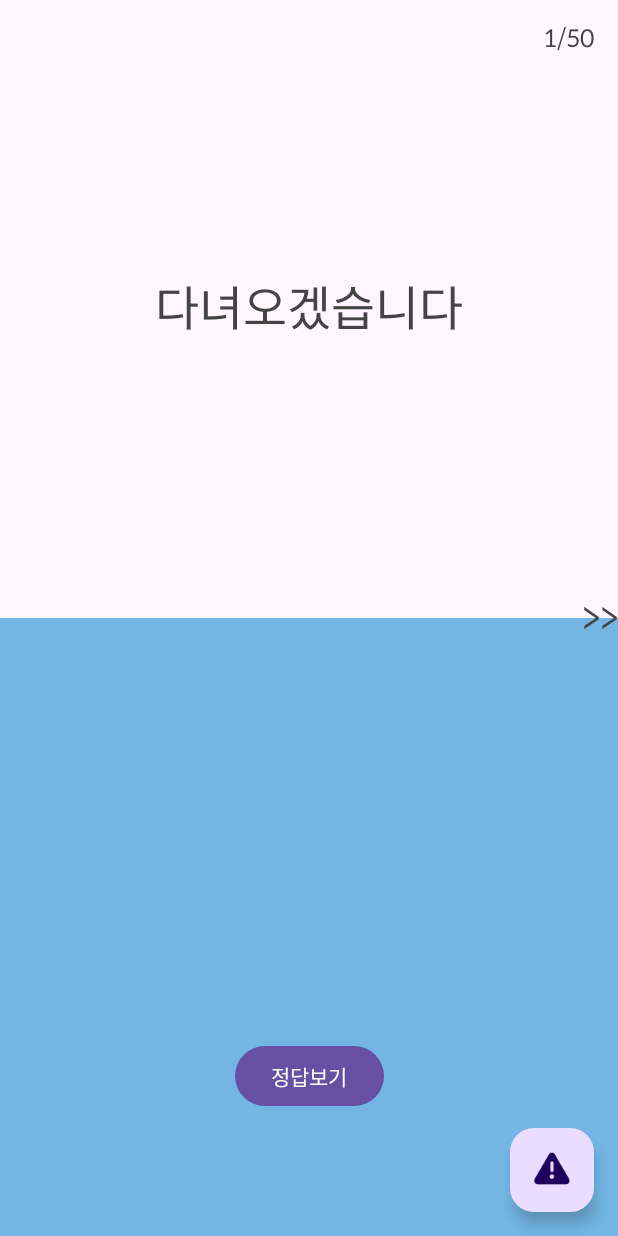
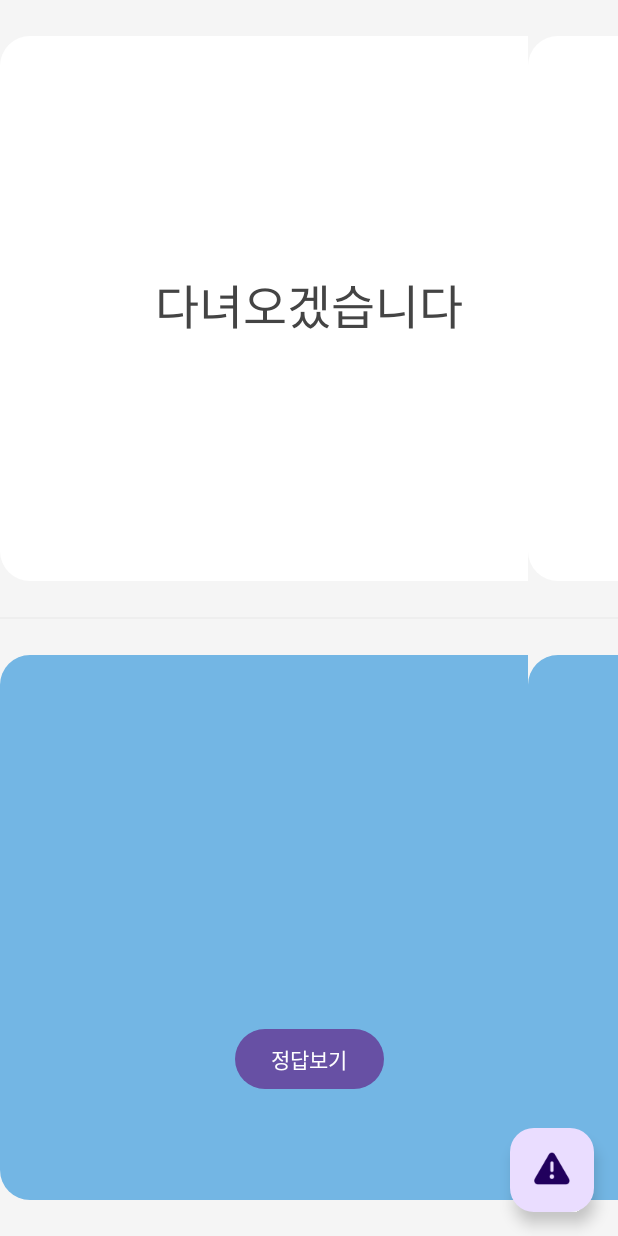
Before and after one commit to JuneMyoung-Lee/MyJapaneseNoteRepository, an Android app: the SecondFragment screen opened through its navigation route, on a phone screen of 412 x 824 dp. Run offline under Robolectric (Android 15) with nearby library versions, the phone set to English and light mode, and no system bars; our stand-ins replace navigation-ui.

Commit message:
살짝 보이는 viewpager로 수정

```diff
--- /dev/null
+++ b/app/src/main/java/com/example/myjapanesenoteapplication/Extension.kt
@@ -0,0 +1,11 @@
+package com.example.myjapanesenoteapplication
+
+import android.content.res.Resources
+
+val Int.dp: Int
+    get() = (this / Resources.getSystem().displayMetrics.density).toInt()
+
+val Int.px: Int
+    get() = (this * Resources.getSystem().displayMetrics.density).toInt()
+
+fun Int?.toNonNullInt(defaultValue: Int = 0) = this ?: defaultValue
--- a/app/src/main/java/com/example/myjapanesenoteapplication/JapaneseFiftyAdapter.kt
+++ b/app/src/main/java/com/example/myjapanesenoteapplication/JapaneseFiftyAdapter.kt
@@ -23,12 +23,6 @@
             countText.text = "${position+1}/50"
             dictionText.text = item.발음
             japaneseText.text = item.일본어
-            if(position == 0) {
-                leftSwipeText.visibility = View.GONE
-            }
-            if(position == currentList.size - 1) {
-                rightSwipeText.visibility = View.GONE
-            }
 
             answerButton.setOnClickListener {
                 if(dictionText.visibility == View.VISIBLE) {
--- a/app/src/main/java/com/example/myjapanesenoteapplication/SecondFragment.kt
+++ b/app/src/main/java/com/example/myjapanesenoteapplication/SecondFragment.kt
@@ -1,10 +1,13 @@
 package com.example.myjapanesenoteapplication
 
+import android.graphics.Rect
 import android.os.Bundle
+import android.view.ContextThemeWrapper
 import androidx.fragment.app.Fragment
 import android.view.LayoutInflater
 import android.view.View
 import android.view.ViewGroup
+import androidx.core.content.ContextCompat
 import androidx.recyclerview.widget.LinearLayoutManager
 import androidx.recyclerview.widget.PagerSnapHelper
 import androidx.recyclerview.widget.RecyclerView
@@ -21,12 +24,10 @@
     // This property is only valid between onCreateView and
     // onDestroyView.
     private val binding get() = _binding!!
-
     override fun onCreateView(
         inflater: LayoutInflater, container: ViewGroup?,
         savedInstanceState: Bundle?
     ): View? {
-
         _binding = FragmentSecondBinding.inflate(inflater, container, false)
         return binding.root
 
@@ -35,7 +36,9 @@
     override fun onViewCreated(view: View, savedInstanceState: Bundle?) {
         super.onViewCreated(view, savedInstanceState)
 
+        requireActivity().window.statusBarColor = ContextCompat.getColor(requireContext(), R.color.bg_03)
         initViewPager()
+
     }
 
     private fun initViewPager() {
@@ -45,6 +48,23 @@
             linearLayoutManager.isItemPrefetchEnabled = false
             randomViewPager.adapter = adapter
             randomViewPager.offscreenPageLimit = 25
+            val currentVisibleItemPx = 40.px
+            randomViewPager.addItemDecoration(object: RecyclerView.ItemDecoration() {
+                override fun getItemOffsets(
+                    outRect: Rect,
+                    view: View,
+                    parent: RecyclerView,
+                    state: RecyclerView.State
+                ) {
+                    outRect.right = currentVisibleItemPx
+                    outRect.left = currentVisibleItemPx
+                }
+            })
+            val nextVisibleItemPx = 20.px
+            val pageTranslationX = nextVisibleItemPx + currentVisibleItemPx
+            randomViewPager.setPageTransformer { page, position ->
+                page.translationX = -pageTranslationX * (position)
+            }
 
             adapter.submitList(japaneseMainList.shuffled())
         }
--- /dev/null
+++ b/app/src/main/res/drawable/roundbox_blue_20dp.xml
@@ -0,0 +1,5 @@
+<?xml version="1.0" encoding="utf-8"?>
+<shape xmlns:android="http://schemas.android.com/apk/res/android">
+    <corners android:radius="20dp" />
+    <solid android:color="@color/search_subway_73b6e4_color" />
+</shape>
--- /dev/null
+++ b/app/src/main/res/drawable/roundbox_white_20dp.xml
@@ -0,0 +1,5 @@
+<?xml version="1.0" encoding="utf-8"?>
+<shape xmlns:android="http://schemas.android.com/apk/res/android">
+    <corners android:radius="20dp" />
+    <solid android:color="@color/white" />
+</shape>
--- a/app/src/main/res/layout/fragment_second.xml
+++ b/app/src/main/res/layout/fragment_second.xml
@@ -9,6 +9,7 @@
     <androidx.viewpager2.widget.ViewPager2
         android:id="@+id/randomViewPager"
         android:layout_width="match_parent"
-        android:layout_height="match_parent" />
+        android:layout_height="match_parent"
+        android:background="@color/bg_03"/>
 
 </androidx.constraintlayout.widget.ConstraintLayout>
--- a/app/src/main/res/layout/item_japanese_main.xml
+++ b/app/src/main/res/layout/item_japanese_main.xml
@@ -3,14 +3,17 @@
     xmlns:app="http://schemas.android.com/apk/res-auto"
     android:layout_width="match_parent"
     android:layout_height="match_parent"
-    xmlns:tools="http://schemas.android.com/tools">
+    xmlns:tools="http://schemas.android.com/tools"
+    android:background="@color/bg_03">
 
     <androidx.constraintlayout.widget.ConstraintLayout
         android:id="@+id/questionLayout"
         android:layout_width="match_parent"
         android:layout_height="0dp"
+        android:layout_marginVertical="24dp"
+        android:background="@drawable/roundbox_white_20dp"
         app:layout_constraintTop_toTopOf="parent"
-        app:layout_constraintBottom_toTopOf="@+id/answerLayout"
+        app:layout_constraintBottom_toTopOf="@+id/centerLine"
         >
 
         <TextView
@@ -39,13 +42,22 @@
 
     </androidx.constraintlayout.widget.ConstraintLayout>
 
+    <View
+        android:id="@+id/centerLine"
+        android:layout_width="match_parent"
+        android:layout_height="1dp"
+        android:background="@color/line_02"
+        app:layout_constraintTop_toBottomOf="@+id/questionLayout"
+        app:layout_constraintBottom_toTopOf="@+id/answerLayout"/>
+
     <androidx.constraintlayout.widget.ConstraintLayout
         android:id="@+id/answerLayout"
         android:layout_width="match_parent"
         android:layout_height="0dp"
         android:padding="16dp"
-        android:background="@color/search_subway_73b6e4_color"
-        app:layout_constraintTop_toBottomOf="@+id/questionLayout"
+        android:layout_marginVertical="24dp"
+        android:background="@drawable/roundbox_blue_20dp"
+        app:layout_constraintTop_toBottomOf="@+id/centerLine"
         app:layout_constraintBottom_toBottomOf="parent"
         >
 
@@ -89,24 +101,4 @@
 
     </androidx.constraintlayout.widget.ConstraintLayout>
 
-    <TextView
-        android:id="@+id/leftSwipeText"
-        style="@style/black_medium_title_24_pt_center"
-        android:layout_width="wrap_content"
-        android:layout_height="wrap_content"
-        android:text="@string/left"
-        app:layout_constraintTop_toTopOf="parent"
-        app:layout_constraintBottom_toBottomOf="parent"
-        app:layout_constraintStart_toStartOf="parent" />
-
-    <TextView
-        android:id="@+id/rightSwipeText"
-        style="@style/black_medium_title_24_pt_center"
-        android:layout_width="wrap_content"
-        android:layout_height="wrap_content"
-        android:text="@string/right"
-        app:layout_constraintTop_toTopOf="parent"
-        app:layout_constraintBottom_toBottomOf="parent"
-        app:layout_constraintEnd_toEndOf="parent" />
-
 </androidx.constraintlayout.widget.ConstraintLayout>
--- a/app/src/main/res/values-v29/themes.xml
+++ b/app/src/main/res/values-v29/themes.xml
@@ -6,4 +6,17 @@
         <item name="android:statusBarColor">@android:color/transparent</item>
         <item name="android:windowLightStatusBar">?attr/isLightTheme</item>
     </style>
+
+    <style name="Theme.SecondFragmentTheme" parent="Base.Theme.MyJapaneseNoteApplication">
+        <item name="android:navigationBarColor">@android:color/transparent</item>
+        <item name="android:statusBarColor">@color/bg_03</item>
+        <item name="android:windowLightStatusBar">@color/bg_03</item>
+    </style>
+
+    <style name="MapSettingDialogTheme" parent="Base.Theme.MyJapaneseNoteApplication">
+        <item name="android:windowNoTitle">true</item>
+        <item name="android:windowFullscreen">false</item>
+        <item name="android:windowIsFloating">false</item>
+        <item name="android:windowBackground">@color/bg_03</item>
+    </style>
 </resources>
--- a/app/src/main/res/values/colors.xml
+++ b/app/src/main/res/values/colors.xml
@@ -4,6 +4,8 @@
     <color name="white">#FFFFFFFF</color>
     <color name="ui_02">#444444</color>
     <color name="ui_03">#888888</color>
+    <color name="bg_03">#f5f5f5</color>
+    <color name="line_02">#eeeeee</color>
     <color name="primary_01_text_color">#4373f4</color>
     <color name="search_subway_73b6e4_color">#73b6e4</color>
     <color name="search_type_ae89f4_color">#ae89f4</color>
--- a/app/src/main/res/values/styles.xml
+++ b/app/src/main/res/values/styles.xml
@@ -1,5 +1,7 @@
 <?xml version="1.0" encoding="utf-8"?>
 <resources xmlns:tools="http://schemas.android.com/tools">
+
+
 
     <style name="Theme.App.Splash" parent="Theme.SplashScreen">
         <item name="windowSplashScreenBackground">@android:color/background_light</item>
```
